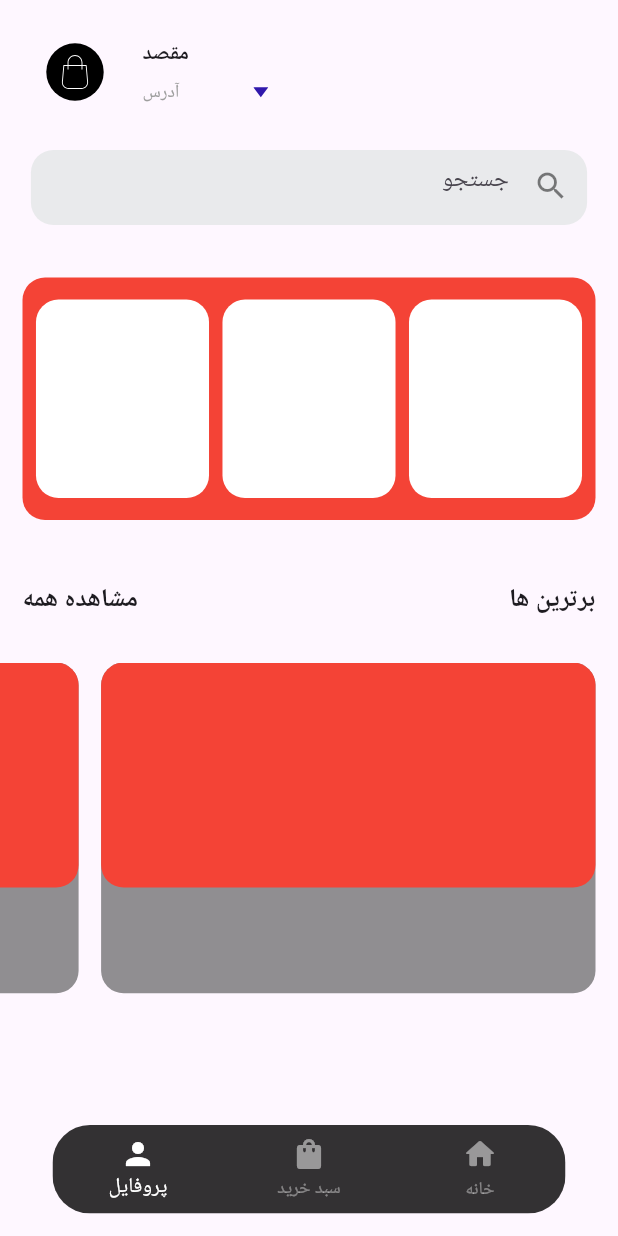
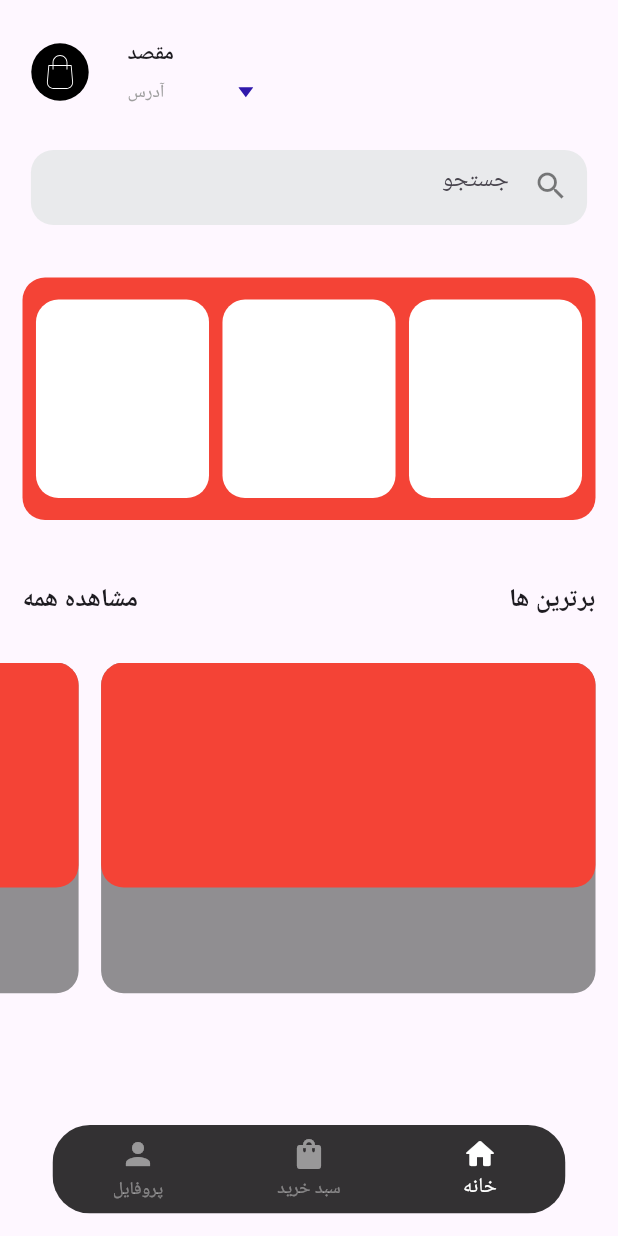
Before and after one commit to avafrzmhr/Food_Delivery, a Flutter app: the screen it shows after launch, on a phone screen of 412 x 824 dp. Run offline on Flutter 3.47's test engine with Material 3 defaults, Android fonts, the phone set to English and light mode, and no system bars; our stand-ins replace flutter_svg, pinput.

```diff
--- a/lib/main.dart
+++ b/lib/main.dart
@@ -1,8 +1,7 @@
 import 'package:flutter/material.dart';
-import 'package:food_delivery/views/home/home_screen.dart';
-import 'package:food_delivery/views/login/get_mobile/get_mobile_screen.dart';
-import 'package:food_delivery/views/login/verify_otp/verify_otp_screen.dart';
+import 'package:food_delivery/views/home/bottom_navigation_provider.dart';
 import 'package:food_delivery/views/tabs_screen.dart';
+import 'package:provider/provider.dart';
 
 void main() {
   runApp(const MyApp());
@@ -12,7 +11,9 @@ class MyApp extends StatelessWidget {
   const MyApp({super.key});
   @override
   Widget build(BuildContext context) {
-    return MaterialApp(
+    return ChangeNotifierProvider(
+      create: (context) => BottomNavigationProvider(),
+      child: MaterialApp(
         debugShowCheckedModeBanner: false,
         title: 'Flutter Demo',
         theme: ThemeData(
@@ -20,6 +21,7 @@ class MyApp extends StatelessWidget {
           useMaterial3: true,
         ),
         home: const TabsScreen(),
+      ),
     );
   }
 }
--- /dev/null
+++ b/lib/views/home/bottom_navigation_provider.dart
@@ -0,0 +1,12 @@
+import 'package:flutter/material.dart';
+
+class BottomNavigationProvider with ChangeNotifier {
+  int _selectedIndex = 2; // Initial selected index
+
+  int get selectedIndex => _selectedIndex;
+
+  void setSelectedIndex(int index) {
+    _selectedIndex = index;
+    notifyListeners(); // Notify listeners of the change
+  }
+}
--- a/lib/views/home/home_screen.dart
+++ b/lib/views/home/home_screen.dart
@@ -1,7 +1,7 @@
 import 'package:flutter/material.dart';
-import 'package:food_delivery/gen/assets.gen.dart';
 import 'package:food_delivery/views/home/widgets/category_container_widget.dart';
 import 'package:food_delivery/views/home/widgets/search_bar_widget.dart';
+import 'package:food_delivery/views/home/widgets/top_bar_widget.dart';
 import 'package:food_delivery/views/home/widgets/tops_listview_widget.dart';
 
 class HomeScreen extends StatefulWidget {
@@ -16,60 +16,9 @@ class _HomeScreenState extends State<HomeScreen> {
   @override
   Widget build(BuildContext context) {
     return LayoutBuilder(builder: (context, constraints) {
-      return Scaffold(
-        body: Column(
+      return Column(
         children: [
-            const SizedBox(
-              height: 26,
-            ),
-            Row(
-              children: [
-                Container(
-                  margin: const EdgeInsets.only(
-                    left: 30,
-                  ),
-                  height: 40,
-                  width: 40,
-                  child: Assets.icons.svgexport17.svg(),
-                ),
-                const SizedBox(
-                  width: 25,
-                ),
-                Column(
-                  crossAxisAlignment: CrossAxisAlignment.start,
-                  children: [
-                    const Text(
-                      'مقصد',
-                      style: TextStyle(
-                        fontWeight: FontWeight.bold,
-                      ),
-                    ),
-                    const SizedBox(
-                      height: 7,
-                    ),
-                    Row(
-                      children: [
-                        const Text(
-                          'آدرس',
-                          style: TextStyle(
-                            fontSize: 12,
-                            color: Colors.grey,
-                          ),
-                        ),
-                        Container(
-                          margin: EdgeInsets.only(
-                            left: constraints.maxWidth * 0.12,
-                          ),
-                          width: 10,
-                          height: 10,
-                          child: Assets.icons.svgexport23.svg(),
-                        ),
-                      ],
-                    ),
-                  ],
-                ),
-              ],
-            ),
+          TopBarWidget(constraints),
           Padding(
             padding: const EdgeInsets.only(top: 30),
             child: SearchBarWidget(searchController, constraints),
@@ -107,7 +56,6 @@ class _HomeScreenState extends State<HomeScreen> {
             child: TopsListViewWidget(constraints),
           ),
         ],
-        ),
       );
     });
   }
--- a/lib/views/home/widgets/bottom_navigation_bar_widget.dart
+++ b/lib/views/home/widgets/bottom_navigation_bar_widget.dart
@@ -1,13 +1,16 @@
 import 'package:flutter/material.dart';
+import 'package:food_delivery/views/home/bottom_navigation_provider.dart';
+import 'package:provider/provider.dart';
 
 class BottomNavigationBarWidget extends StatelessWidget {
-  final int selectedPageIndex;
-  final void Function(int)? onTap;
-  const BottomNavigationBarWidget(
-      {this.onTap, required this.selectedPageIndex, super.key});
+  final void Function(int) onTap;
+  const BottomNavigationBarWidget({required this.onTap, super.key});
 
   @override
   Widget build(BuildContext context) {
+    final provider =
+        Provider.of<BottomNavigationProvider>(context, listen: false);
+
     return Container(
       margin: const EdgeInsets.all(15),
       padding: const EdgeInsets.only(right: 20, left: 20),
@@ -43,7 +46,7 @@ class BottomNavigationBarWidget extends StatelessWidget {
             ),
           ],
           backgroundColor: Colors.black.withOpacity(0.8),
-          currentIndex: selectedPageIndex,
+          currentIndex: provider.selectedIndex,
           onTap: onTap,
         ),
       ),
--- a/lib/views/home/widgets/category_container_widget.dart
+++ b/lib/views/home/widgets/category_container_widget.dart
@@ -1,4 +1,5 @@
 import 'package:flutter/material.dart';
+import 'package:food_delivery/views/category_shops/category_shops_screen.dart';
 
 class CategoryContainerWidget extends StatefulWidget {
   final BoxConstraints constraints;
@@ -23,12 +24,19 @@ class _CategoryContainerWidgetState extends State<CategoryContainerWidget> {
       child: Row(
         mainAxisAlignment: MainAxisAlignment.spaceEvenly,
         children: [
-          Container(
-            width: widget.constraints.maxWidth * 0.28,
-            height: widget.constraints.maxHeight * 0.18,
-            decoration: BoxDecoration(
-              color: Colors.white,
-              borderRadius: BorderRadius.circular(15),
+          GestureDetector(
+            onTap: () {
+              Navigator.push(context, MaterialPageRoute(builder: (context) {
+                return const CategoryShopsScreen();
+              }));
+            },
+            child: Container(
+              width: widget.constraints.maxWidth * 0.28,
+              height: widget.constraints.maxHeight * 0.18,
+              decoration: BoxDecoration(
+                color: Colors.white,
+                borderRadius: BorderRadius.circular(15),
+              ),
             ),
           ),
           Container(
--- /dev/null
+++ b/lib/views/home/widgets/top_bar_widget.dart
@@ -0,0 +1,66 @@
+import 'package:flutter/material.dart';
+import 'package:food_delivery/gen/assets.gen.dart';
+
+class TopBarWidget extends StatelessWidget {
+  final BoxConstraints constraints;
+  const TopBarWidget(this.constraints, {super.key});
+
+  @override
+  Widget build(BuildContext context) {
+    return Column(
+      children: [
+        const SizedBox(
+          height: 26,
+        ),
+        Row(
+          children: [
+            Container(
+              margin: const EdgeInsets.only(
+                left: 20,
+              ),
+              height: 40,
+              width: 40,
+              child: Assets.icons.svgexport17.svg(),
+            ),
+            const SizedBox(
+              width: 25,
+            ),
+            Column(
+              crossAxisAlignment: CrossAxisAlignment.start,
+              children: [
+                const Text(
+                  'مقصد',
+                  style: TextStyle(
+                    fontWeight: FontWeight.bold,
+                  ),
+                ),
+                const SizedBox(
+                  height: 7,
+                ),
+                Row(
+                  children: [
+                    const Text(
+                      'آدرس',
+                      style: TextStyle(
+                        fontSize: 12,
+                        color: Colors.grey,
+                      ),
+                    ),
+                    Container(
+                      margin: EdgeInsets.only(
+                        left: constraints.maxWidth * 0.12,
+                      ),
+                      width: 10,
+                      height: 10,
+                      child: Assets.icons.svgexport23.svg(),
+                    ),
+                  ],
+                ),
+              ],
+            ),
+          ],
+        ),
+      ],
+    );
+  }
+}
--- a/lib/views/tabs_screen.dart
+++ b/lib/views/tabs_screen.dart
@@ -1,6 +1,8 @@
 import 'package:flutter/material.dart';
+import 'package:food_delivery/views/home/bottom_navigation_provider.dart';
 import 'package:food_delivery/views/home/home_screen.dart';
 import 'package:food_delivery/views/home/widgets/bottom_navigation_bar_widget.dart';
+import 'package:provider/provider.dart';
 
 class TabsScreen extends StatefulWidget {
   static const routeName = '/tabs_screen';
@@ -13,13 +15,11 @@ class TabsScreen extends StatefulWidget {
 class _TabsScreenState extends State<TabsScreen> {
   late List<Map<String, Object>> _pages;
 
-  int _selectedPageIndex = 0;
-
   @override
   void initState() {
     _pages = [
       {
-        'page': HomeScreen(),
+        'page': const HomeScreen(),
         'title': 'خانه',
       },
       {
@@ -31,12 +31,14 @@ class _TabsScreenState extends State<TabsScreen> {
         'title': 'پروفایل',
       },
     ];
+
     super.initState();
   }
 
   void _selectPage(int index) {
     setState(() {
-      _selectedPageIndex = index;
+      Provider.of<BottomNavigationProvider>(context, listen: false)
+          .setSelectedIndex(index);
     });
   }
 
@@ -44,10 +46,11 @@ class _TabsScreenState extends State<TabsScreen> {
   Widget build(BuildContext context) {
     return Scaffold(
         resizeToAvoidBottomInset: false,
-        body: _pages[_selectedPageIndex]['page'] as Widget,
+        body: Consumer<BottomNavigationProvider>(
+            builder: (context, provider, _) =>
+                _pages[provider.selectedIndex]['page'] as Widget),
         bottomNavigationBar: BottomNavigationBarWidget(
           onTap: _selectPage,
-          selectedPageIndex: _selectedPageIndex,
         ));
   }
 }
--- a/pubspec.yaml
+++ b/pubspec.yaml
@@ -36,6 +36,7 @@ dependencies:
   cupertino_icons: ^1.0.6
   pinput: ^4.0.0
   flutter_svg: ^2.0.10+1
+  provider: ^6.1.2
 
 dev_dependencies:
   flutter_test:
```
Also changed, not shown: lib/views/category_shops/category_shops_screen.dart (added, +37 -0 lines), pubspec.lock. Lines whose indentation alone changed are shown as unchanged.
